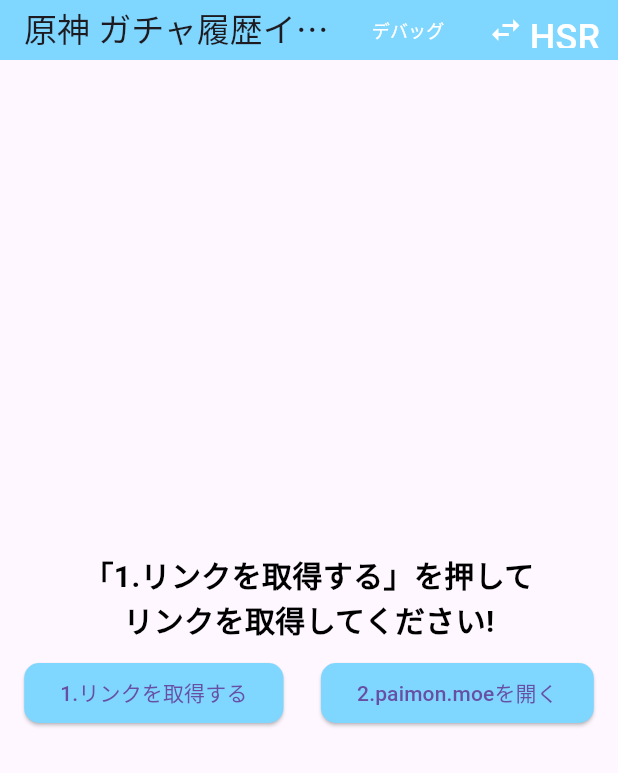
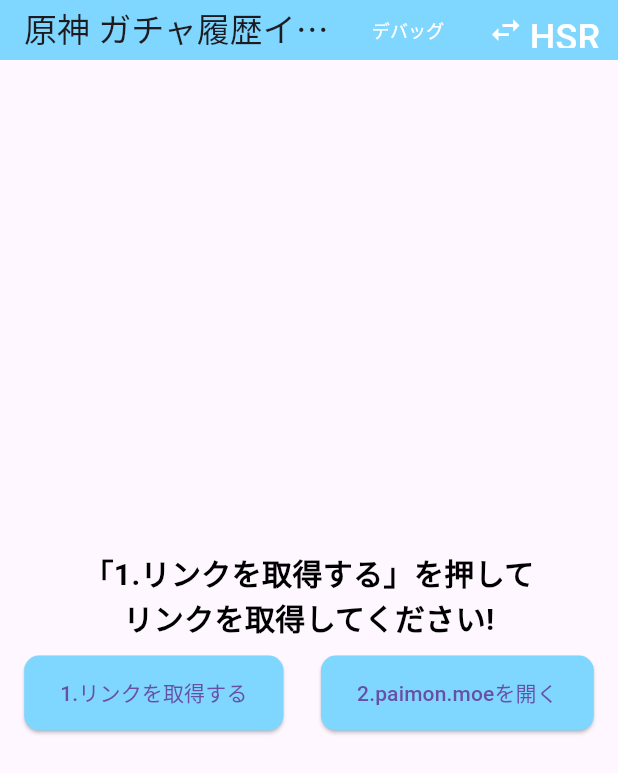
Before and after one commit to re-unknown/genshin_and_hsr_gacha_tools, a Flutter app: the screen it shows after launch, on a phone screen of 412 x 824 dp. Shown: the top 773 px of the screen. Run offline on Flutter 3.47's test engine with Material 3 defaults, Android fonts, the phone set to English and light mode, and no system bars; missing offline and left inert: process_run, window_size.

Commit message:
ボタンの最小サイズを設定

```diff
--- a/lib/gacha_widget.dart
+++ b/lib/gacha_widget.dart
@@ -84,6 +84,7 @@
                 shape: RoundedRectangleBorder(
                   borderRadius: BorderRadius.circular(10.0),
                 ),
+                minimumSize: Size(150, 50), // ボタンの最小サイズを設定
               ),
               onPressed: () async {
                 if (isLoading) {
@@ -118,6 +119,7 @@
                 shape: RoundedRectangleBorder(
                   borderRadius: BorderRadius.circular(10.0),
                 ),
+                minimumSize: Size(150, 50), // ボタンの最小サイズを設定
               ),
               onPressed: () {
                 launchURL(Uri.parse(widget.importUrl));
```
